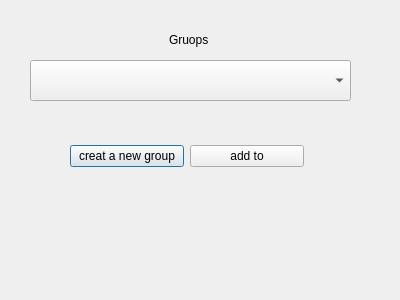
Old version of the form Store/add_group.ui in the repository Mitraaaaa/Store.
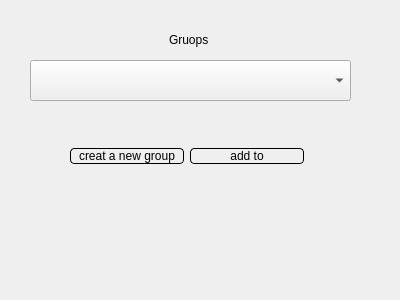
New version of the form.

```diff
--- a/Store/add_group.ui
+++ b/Store/add_group.ui
@@ -13,6 +13,37 @@
   <property name="windowTitle">
    <string>Dialog</string>
   </property>
+  <property name="styleSheet">
+   <string notr="true">QDialog
+{
+      background: qconicalgradient(cx:0.5, cy:0.5, angle:30,
+                stop:0 rgb(193, 192, 193), stop:1 rgb(255, 159, 159));
+}
+QLabel
+{
+	font: 75 18pt &quot;Comic Sans MS&quot;;
+color:black;
+}
+QPushButton
+{
+	
+	font: 75 14pt &quot;Comic Sans MS&quot;;
+background: qlineargradient(x1:0, y1:0, x2:1, y2:1,
+                stop:0 white, stop: 0.4 white, stop:1 rgb(193, 192, 193));
+color:black;
+  	 border-width: 1px;
+    border-style: solid;
+    border-radius: 4px;
+}
+QComboBox QAbstractItemView {
+    selection-background-color: rgb(255, 138, 125);
+    color:black;
+}
+QComboBox{
+	color:black;
+	font: 13pt &quot;Comic Sans MS&quot;;
+}</string>
+  </property>
   <widget class="QComboBox" name="comboBox">
    <property name="geometry">
     <rect>
@@ -36,7 +67,7 @@
     <string>Gruops</string>
    </property>
   </widget>
-  <widget class="QWidget" name="">
+  <widget class="QWidget" name="layoutWidget">
    <property name="geometry">
     <rect>
      <x>70</x>
```
